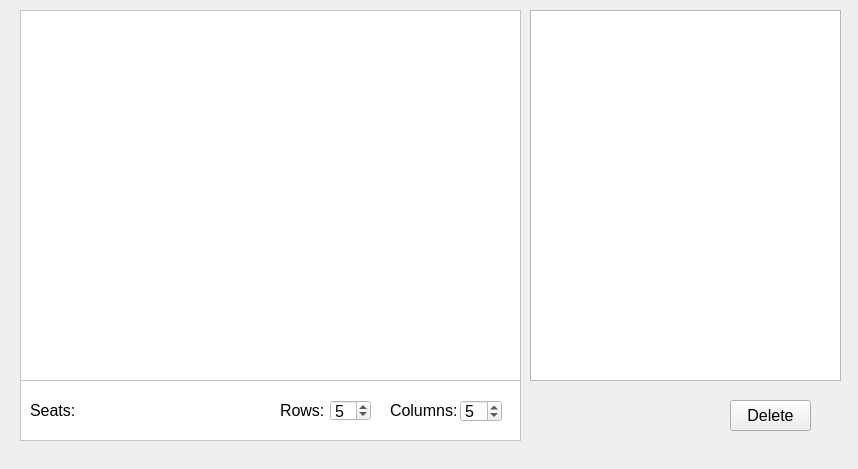
The window that Mainwindow/edit_hall/edit_hall.ui (Drakenhielm/Biobokningssystem) describes before a commit, drawn with Qt 5.
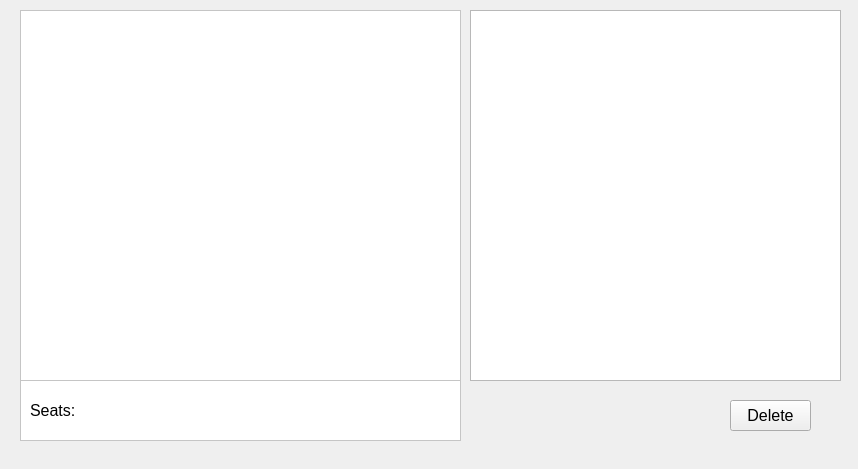
The same window after the commit.

Commit message:
Uppdaterad Hall List
Lagt till rätt tableview

The edit to the form file:
```diff
--- a/Mainwindow/edit_hall/edit_hall.ui
+++ b/Mainwindow/edit_hall/edit_hall.ui
@@ -18,7 +18,7 @@
     <rect>
      <x>20</x>
      <y>10</y>
-     <width>501</width>
+     <width>441</width>
      <height>431</height>
     </rect>
    </property>
@@ -100,7 +100,7 @@
      <rect>
       <x>0</x>
       <y>0</y>
-      <width>501</width>
+      <width>441</width>
       <height>371</height>
      </rect>
     </property>
@@ -178,90 +178,6 @@
      <enum>QFrame::Sunken</enum>
     </property>
    </widget>
-   <widget class="QSpinBox" name="spinBox_rows">
-    <property name="geometry">
-     <rect>
-      <x>310</x>
-      <y>390</y>
-      <width>41</width>
-      <height>21</height>
-     </rect>
-    </property>
-    <property name="font">
-     <font>
-      <pointsize>12</pointsize>
-     </font>
-    </property>
-    <property name="minimum">
-     <number>1</number>
-    </property>
-    <property name="maximum">
-     <number>25</number>
-    </property>
-    <property name="value">
-     <number>5</number>
-    </property>
-   </widget>
-   <widget class="QSpinBox" name="spinBox_columns">
-    <property name="geometry">
-     <rect>
-      <x>440</x>
-      <y>390</y>
-      <width>42</width>
-      <height>22</height>
-     </rect>
-    </property>
-    <property name="font">
-     <font>
-      <pointsize>12</pointsize>
-     </font>
-    </property>
-    <property name="minimum">
-     <number>1</number>
-    </property>
-    <property name="maximum">
-     <number>25</number>
-    </property>
-    <property name="value">
-     <number>5</number>
-    </property>
-   </widget>
-   <widget class="QLabel" name="label_rows">
-    <property name="geometry">
-     <rect>
-      <x>260</x>
-      <y>390</y>
-      <width>51</width>
-      <height>21</height>
-     </rect>
-    </property>
-    <property name="font">
-     <font>
-      <pointsize>12</pointsize>
-     </font>
-    </property>
-    <property name="text">
-     <string>Rows:</string>
-    </property>
-   </widget>
-   <widget class="QLabel" name="label_columns">
-    <property name="geometry">
-     <rect>
-      <x>370</x>
-      <y>390</y>
-      <width>71</width>
-      <height>21</height>
-     </rect>
-    </property>
-    <property name="font">
-     <font>
-      <pointsize>12</pointsize>
-     </font>
-    </property>
-    <property name="text">
-     <string>Columns:</string>
-    </property>
-   </widget>
    <widget class="QLabel" name="label_number_of_seats">
     <property name="geometry">
      <rect>
@@ -302,12 +218,21 @@
   <widget class="QTableView" name="tableView_edit_hall">
    <property name="geometry">
     <rect>
-     <x>530</x>
+     <x>470</x>
      <y>10</y>
-     <width>311</width>
+     <width>371</width>
      <height>371</height>
     </rect>
    </property>
+   <property name="selectionBehavior">
+    <enum>QAbstractItemView::SelectRows</enum>
+   </property>
+   <attribute name="verticalHeaderVisible">
+    <bool>false</bool>
+   </attribute>
+   <attribute name="verticalHeaderDefaultSectionSize">
+    <number>20</number>
+   </attribute>
   </widget>
  </widget>
  <resources/>
```
The commit also changes 3 other files.
